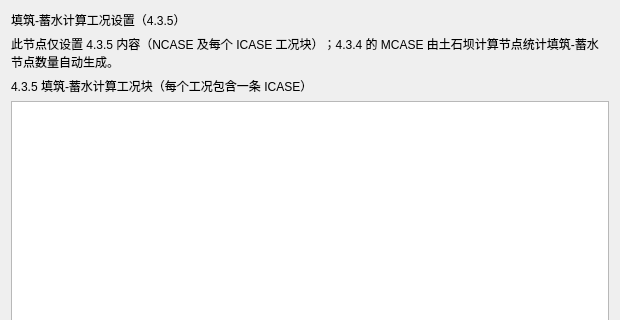
asd977/base_cae, file plugins/Base_Slover/FillStorageCyclePage.ui: the form before one commit; both pictures show x 0 to 620 and y 0 to 320 of the 620 by 560 pixel window.
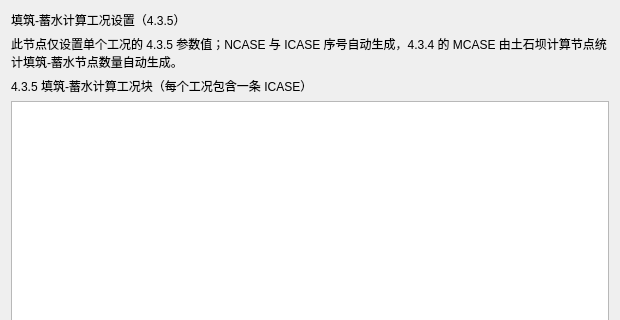
The form after the commit.

Commit message: feat(solver): auto MCASE display and add fill-cycle node via context menu

```diff
--- a/plugins/Base_Slover/FillStorageCyclePage.ui
+++ b/plugins/Base_Slover/FillStorageCyclePage.ui
@@ -24,7 +24,7 @@
    <item>
     <widget class="QLabel" name="tipLabel">
      <property name="text">
-      <string>此节点仅设置 4.3.5 内容（NCASE 及每个 ICASE 工况块）；4.3.4 的 MCASE 由土石坝计算节点统计填筑-蓄水节点数量自动生成。</string>
+      <string>此节点仅设置单个工况的 4.3.5 参数值；NCASE 与 ICASE 序号自动生成，4.3.4 的 MCASE 由土石坝计算节点统计填筑-蓄水节点数量自动生成。</string>
       </property>
      <property name="wordWrap">
       <bool>true</bool>
```
The commit also changes 6 other files.
